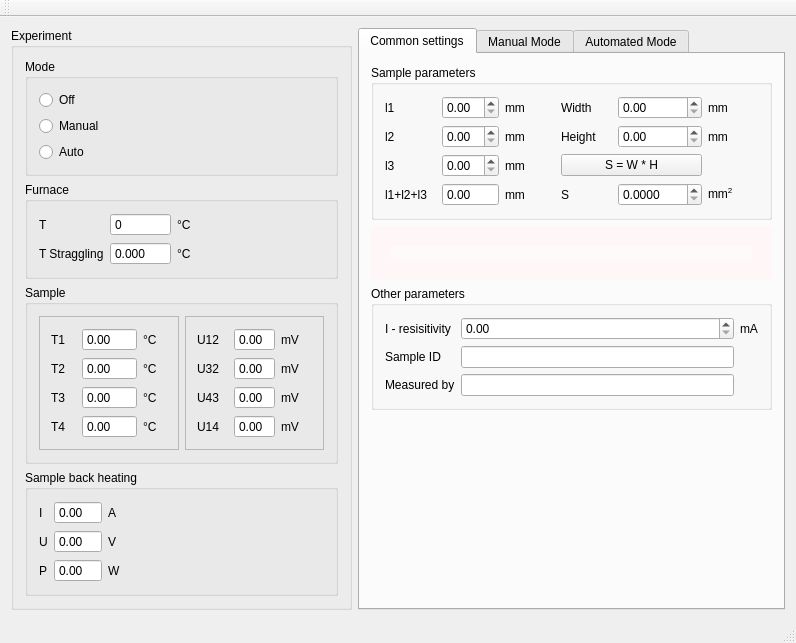
Above: Seebeck/mainwindow.ui from mBr001/seebeck before the change. Below: the same form after it.
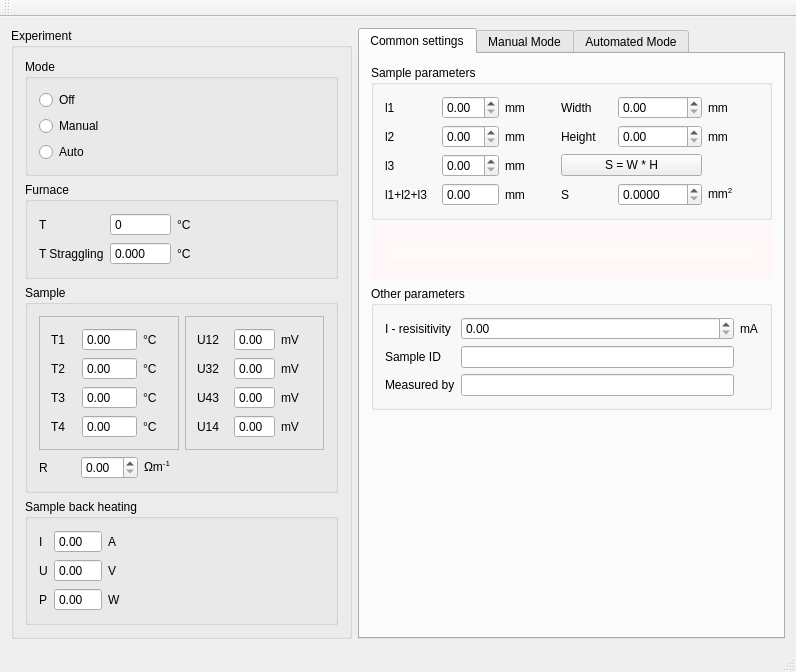
That is the form after the change. Icons and pictures are not drawn.

Commit message: fix widget naming

```diff
--- a/Seebeck/mainwindow.ui
+++ b/Seebeck/mainwindow.ui
@@ -294,6 +294,31 @@
             </layout>
            </widget>
           </item>
+          <item row="5" column="0">
+           <layout class="QHBoxLayout" name="horizontalLayout">
+            <item>
+             <widget class="QLabel" name="label_77">
+              <property name="text">
+               <string>R</string>
+              </property>
+             </widget>
+            </item>
+            <item>
+             <widget class="QDoubleSpinBox" name="sampleRDoubleSpinBox"/>
+            </item>
+            <item>
+             <widget class="QLabel" name="label_78">
+              <property name="text">
+               <string>&lt;!DOCTYPE HTML PUBLIC &quot;-//W3C//DTD HTML 4.0//EN&quot; &quot;http://www.w3.org/TR/REC-html40/strict.dtd&quot;&gt;
+&lt;html&gt;&lt;head&gt;&lt;meta name=&quot;qrichtext&quot; content=&quot;1&quot; /&gt;&lt;style type=&quot;text/css&quot;&gt;
+p, li { white-space: pre-wrap; }
+&lt;/style&gt;&lt;/head&gt;&lt;body style=&quot; font-family:'Sans Serif'; font-size:9pt; font-weight:400; font-style:normal;&quot;&gt;
+&lt;p style=&quot; margin-top:0px; margin-bottom:0px; margin-left:0px; margin-right:0px; -qt-block-indent:0; text-indent:0px;&quot;&gt;Ωm&lt;span style=&quot; vertical-align:super;&quot;&gt;-1&lt;/span&gt;&lt;/p&gt;&lt;/body&gt;&lt;/html&gt;</string>
+              </property>
+             </widget>
+            </item>
+           </layout>
+          </item>
          </layout>
         </widget>
        </item>
```
Left out of the diff: 2 changed lines with no effect on the pictures.
